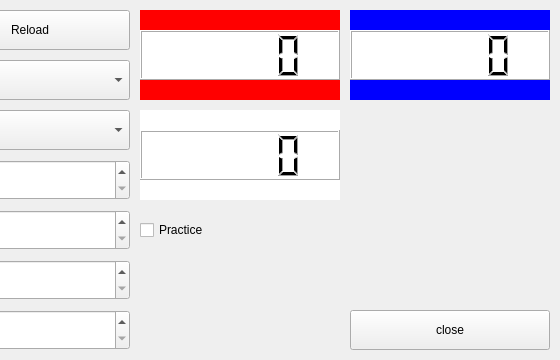
Old version of the form src/mainwindow.ui in the repository gra1024/Procon30_simulator; both pictures show x 290 to 850 and y 0 to 360 of the 850 by 360 pixel window.
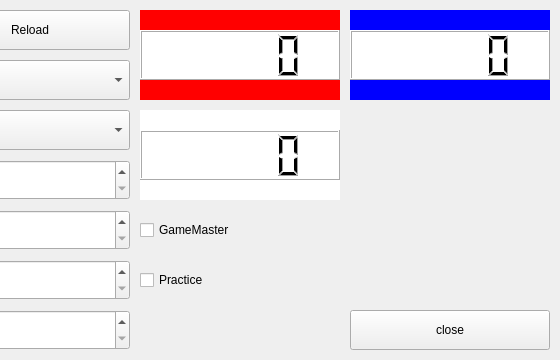
New version of the form.

```diff
--- a/src/mainwindow.ui
+++ b/src/mainwindow.ui
@@ -374,11 +374,24 @@
     <number>999999999</number>
    </property>
   </widget>
-  <widget class="QCheckBox" name="checkBox_practice">
+  <widget class="QCheckBox" name="checkBox_gameMaster">
    <property name="geometry">
     <rect>
      <x>430</x>
      <y>210</y>
+     <width>200</width>
+     <height>40</height>
+    </rect>
+   </property>
+   <property name="text">
+    <string>GameMaster</string>
+   </property>
+  </widget>
+  <widget class="QCheckBox" name="checkBox_practice">
+   <property name="geometry">
+    <rect>
+     <x>430</x>
+     <y>260</y>
      <width>200</width>
      <height>40</height>
     </rect>
```
